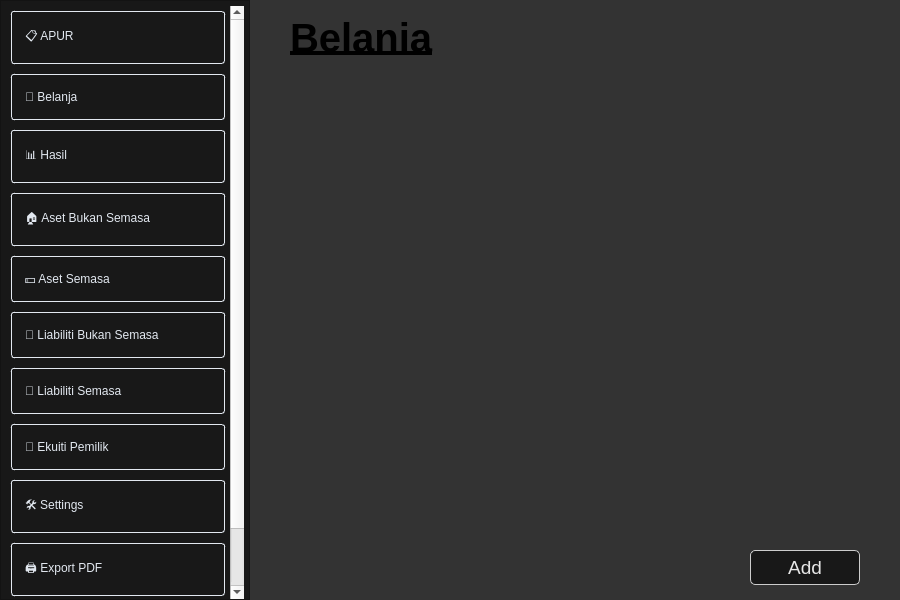
JuneMinazuki/auto-penyata, file src/mainwindow.ui: the form before one commit.
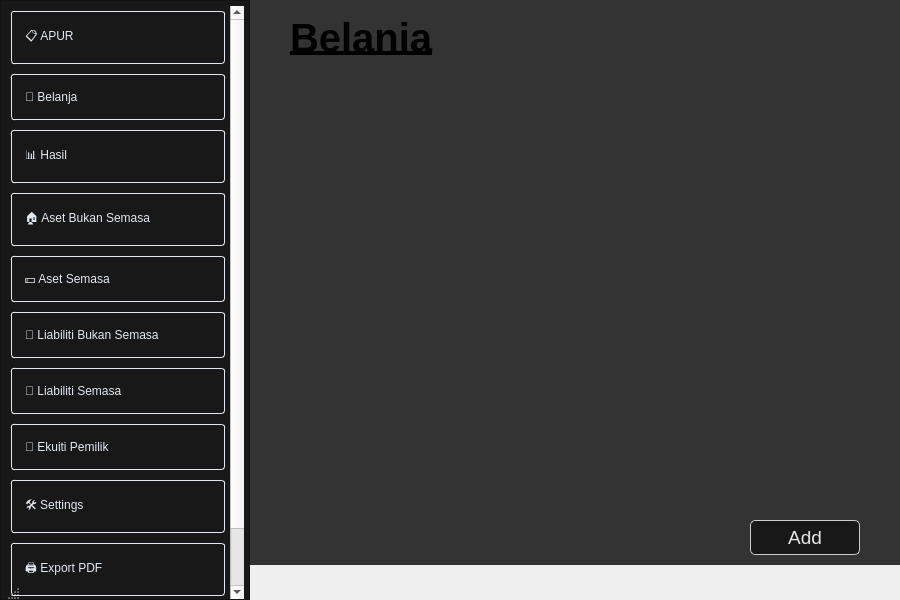
The form after the commit. The open tabs and pages were chosen to show the change.

```diff
--- a/src/mainwindow.ui
+++ b/src/mainwindow.ui
@@ -134,7 +134,7 @@
       <x>250</x>
       <y>0</y>
       <width>650</width>
-      <height>600</height>
+      <height>565</height>
      </rect>
     </property>
     <property name="styleSheet">
@@ -269,8 +269,8 @@
        <rect>
         <x>30</x>
         <y>75</y>
-        <width>591</width>
-        <height>461</height>
+        <width>590</width>
+        <height>420</height>
        </rect>
       </property>
       <property name="styleSheet">
@@ -327,8 +327,8 @@
         <rect>
          <x>0</x>
          <y>0</y>
-         <width>591</width>
-         <height>461</height>
+         <width>590</width>
+         <height>420</height>
         </rect>
        </property>
        <property name="autoFillBackground">
@@ -346,7 +346,7 @@
       <property name="geometry">
        <rect>
         <x>500</x>
-        <y>550</y>
+        <y>520</y>
         <width>110</width>
         <height>35</height>
        </rect>
@@ -778,6 +778,14 @@
     </widget>
    </widget>
   </widget>
+  <widget class="QStatusBar" name="statusbar">
+   <property name="sizePolicy">
+    <sizepolicy hsizetype="Fixed" vsizetype="Fixed">
+     <horstretch>0</horstretch>
+     <verstretch>0</verstretch>
+    </sizepolicy>
+   </property>
+  </widget>
  </widget>
  <resources/>
  <connections/>
```
Left out of the diff: 12 changed lines with no effect on the pictures.
